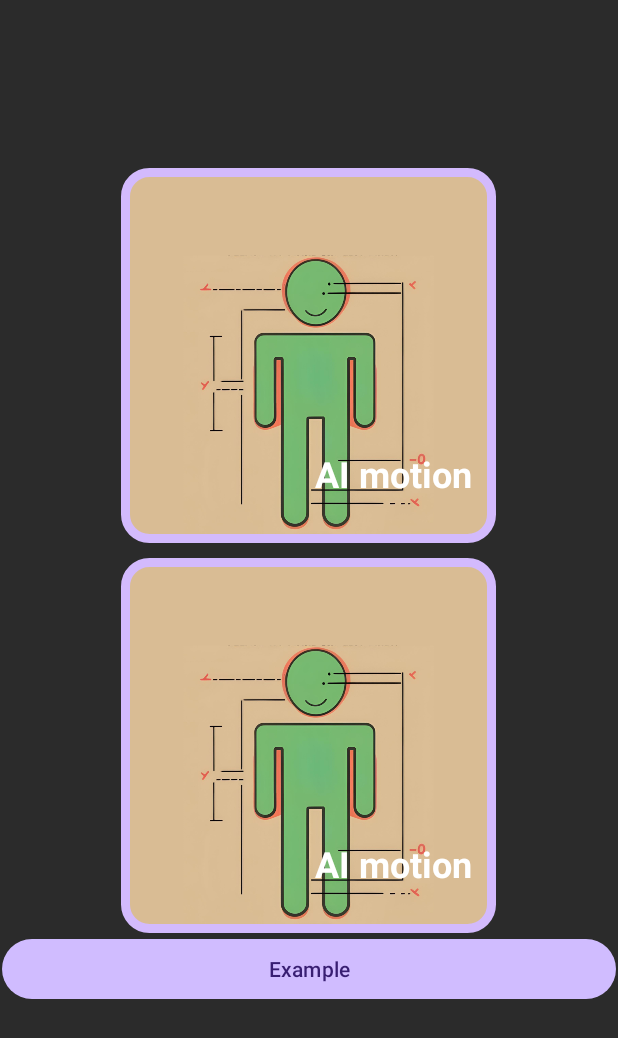
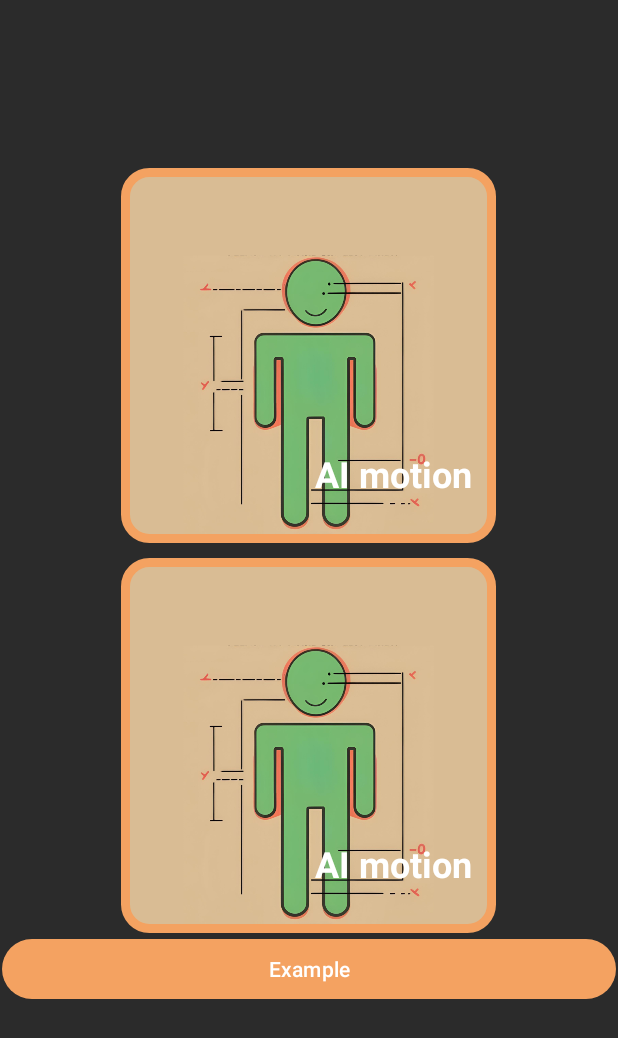
Before and after one commit to Porsugu/HumanReactor, an Android app: the screen it shows after launch (MainActivity), on a phone screen of 412 x 824 dp. Shown: the top 1038 px of the screen. Run offline under Robolectric (Android 15) with nearby library versions, the phone set to English and light mode, and no system bars; libraries missing offline, so code that uses them is left out: androidx.camera.core.

Commit message:
-Working on the UI -Changed them color -Fixed minor display bug
have to fix:
-tips are ok, but not perfect
-need to add tut page
-need to re-design main page

```diff
--- a/app/src/main/java/com/example/humanreactor/PoseDetectionActivity.kt
+++ b/app/src/main/java/com/example/humanreactor/PoseDetectionActivity.kt
@@ -1300,6 +1300,7 @@ class PoseDetectionActivity : AppCompatActivity(), SurfaceHolder.Callback {
             }
             correctIcon.isInvisible = true
             enableAllBtn()
+            correctIcon.setTextColor(Color.WHITE)
         }
     }
 
--- a/app/src/main/res/drawable/big_frame.xml
+++ b/app/src/main/res/drawable/big_frame.xml
@@ -2,6 +2,6 @@
 <shape xmlns:android="http://schemas.android.com/apk/res/android">
     <stroke
         android:width="6dp"
-        android:color="#D3BAFD" />
+        android:color="@color/main"/>
     <corners android:radius="16dp" /> <!-- Set the corner radius -->
 </shape>
--- a/app/src/main/res/layout/dialog_manage_moves.xml
+++ b/app/src/main/res/layout/dialog_manage_moves.xml
@@ -23,7 +23,7 @@
             android:layout_width="wrap_content"
             android:layout_height="wrap_content"
             android:text="Add"
-            android:textColor="@color/android_purple" />
+            android:textColor="@color/main" />
 
         <Button
             android:id="@+id/btnClose"
@@ -32,6 +32,6 @@
             android:layout_height="wrap_content"
             android:layout_marginStart="8dp"
             android:text="Close"
-            android:textColor="@color/android_purple" />
+            android:textColor="@color/main" />
     </LinearLayout>
 </LinearLayout>
--- a/app/src/main/res/values-night/themes.xml
+++ b/app/src/main/res/values-night/themes.xml
@@ -3,6 +3,8 @@
     <style name="Base.Theme.HumanReactor" parent="Theme.Material3.DayNight.NoActionBar">
         <!-- Customize your dark theme here. -->
         <!-- <item name="colorPrimary">@color/my_dark_primary</item> -->
+        <item name="colorPrimary">@color/main</item>
+        <item name="colorOnPrimary">@color/white</item>
 
     </style>
 </resources>
--- a/app/src/main/res/values/colors.xml
+++ b/app/src/main/res/values/colors.xml
@@ -2,6 +2,8 @@
 <resources>
     <color name="black">#FF000000</color>
     <color name="white">#FFFFFFFF</color>
-    <color name="Super_red">#911704</color>
+    <color name="fat_orange">#F4A261</color>
     <color name="android_purple">#D3BAFD</color>
+    <color name="main">#F4A261</color>
+    <color name="onMain">#FFF8F0</color>
 </resources>
```
